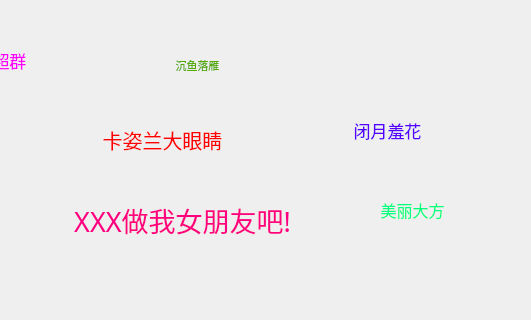
This is funstaff/src/funstaff.ui in samlior/be-my-girl as Qt 5 draws it before an edit; both pictures show x 178 to 709 and y 0 to 320 of the 709 by 473 pixel window. The edited form follows.
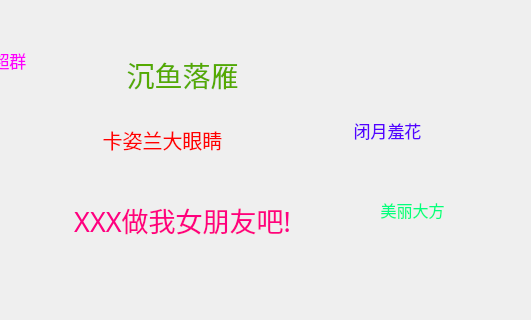
This is the edited form. Icons and pictures are not drawn.

The edit to the form file:
```diff
--- a/funstaff/src/funstaff.ui
+++ b/funstaff/src/funstaff.ui
@@ -166,16 +166,16 @@
    <widget class="QLabel" name="label_5">
     <property name="geometry">
      <rect>
-      <x>310</x>
+      <x>280</x>
       <y>50</y>
-      <width>131</width>
-      <height>31</height>
+      <width>161</width>
+      <height>51</height>
      </rect>
     </property>
     <property name="font">
      <font>
       <family>华文行楷</family>
-      <pointsize>8</pointsize>
+      <pointsize>21</pointsize>
       <weight>50</weight>
       <bold>false</bold>
      </font>
@@ -464,7 +464,7 @@
    <widget class="QLabel" name="label_21">
     <property name="geometry">
      <rect>
-      <x>580</x>
+      <x>530</x>
       <y>20</y>
       <width>71</width>
       <height>71</height>
```
